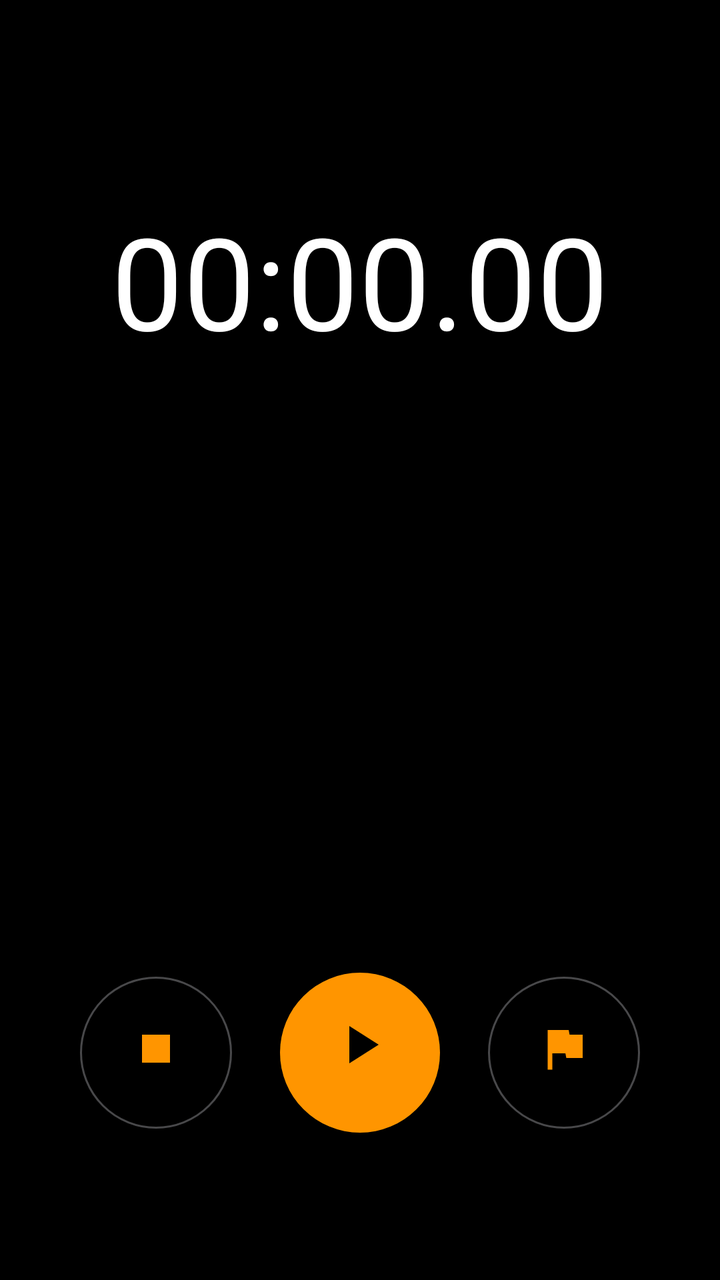
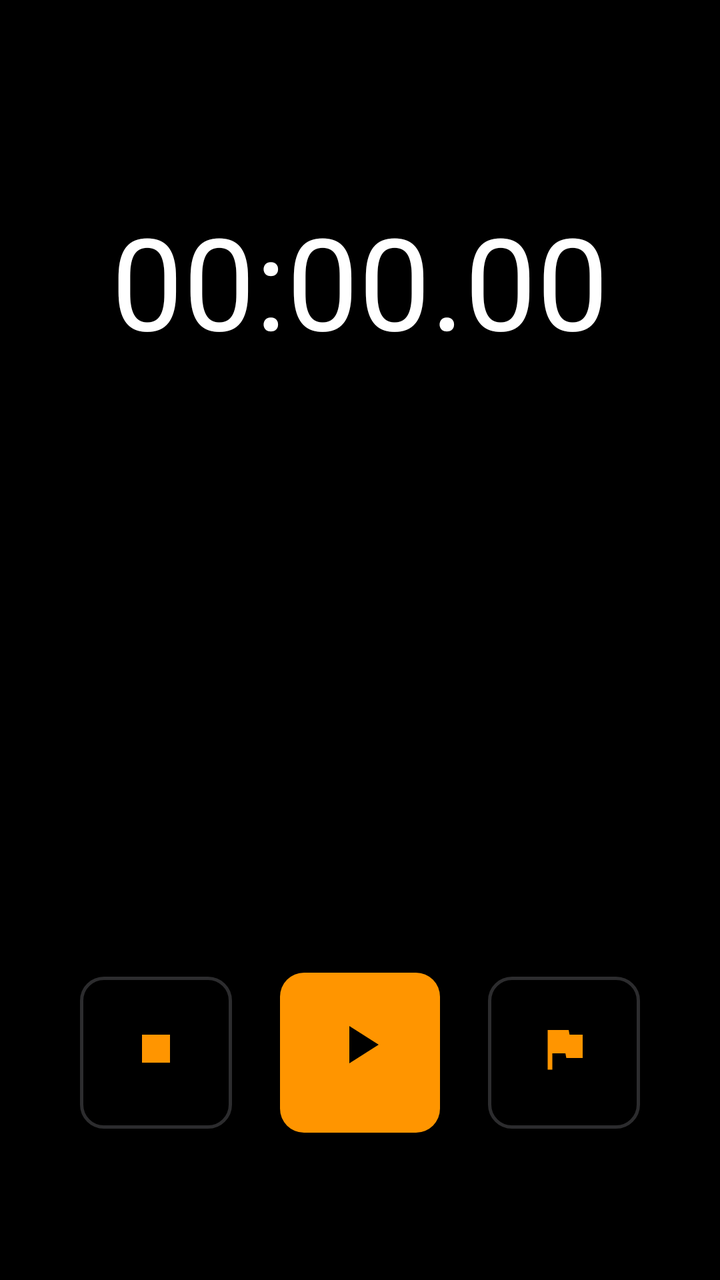

The first picture is an Android layout as it rendered before a commit; the second is the same layout after the commit. The layout source and the unified diff follow.
<!-- AndroidManifest.xml: application theme Theme.SleepAlarm -->
<!-- res/layout/fragment_stopwatch.xml -->
<?xml version="1.0" encoding="utf-8"?>
<LinearLayout xmlns:android="http://schemas.android.com/apk/res/android"
    xmlns:app="http://schemas.android.com/apk/res-auto"
    android:layout_width="match_parent"
    android:layout_height="match_parent"
    android:orientation="vertical"
    android:background="@color/background"
    android:gravity="center_horizontal"
    android:padding="24dp">

    <View android:layout_width="match_parent" android:layout_height="0dp" android:layout_weight="0.15" />

    
    <TextView
        android:id="@+id/tv_stopwatch_time"
        android:layout_width="wrap_content"
        android:layout_height="wrap_content"
        android:text="00:00.00"
        android:textSize="64sp"
        android:textColor="@color/text_primary"
        android:fontFamily="sans-serif-thin"
        android:textStyle="bold" />

    <View android:layout_width="match_parent" android:layout_height="0dp" android:layout_weight="0.15" />

    
    <ScrollView
        android:layout_width="match_parent"
        android:layout_height="0dp"
        android:layout_weight="0.4">

        <TextView
            android:id="@+id/tv_laps"
            android:layout_width="match_parent"
            android:layout_height="wrap_content"
            android:text=""
            android:textSize="16sp"
            android:textColor="@color/text_secondary"
            android:fontFamily="monospace"
            android:gravity="center" />
    </ScrollView>

    
    <LinearLayout
        android:layout_width="match_parent"
        android:layout_height="wrap_content"
        android:orientation="horizontal"
        android:gravity="center"
        android:layout_marginTop="32dp">

        <com.google.android.material.button.MaterialButton
            android:id="@+id/btn_stopwatch_reset"
            style="@style/Widget.Material3.Button.OutlinedButton"
            android:layout_width="76dp"
            android:layout_height="76dp"
            android:insetLeft="0dp"
            android:insetTop="0dp"
            android:insetRight="0dp"
            android:insetBottom="0dp"
            android:padding="0dp"
            app:icon="@drawable/ic_stop_square"
            app:iconSize="28dp"
            app:iconGravity="textTop"
            app:cornerRadius="38dp"
            app:strokeColor="@color/gray_light"
            android:layout_marginEnd="24dp" />

        <com.google.android.material.button.MaterialButton
            android:id="@+id/btn_stopwatch_start"
            android:layout_width="80dp"
            android:layout_height="80dp"
            android:insetLeft="0dp"
            android:insetTop="0dp"
            android:insetRight="0dp"
            android:insetBottom="0dp"
            android:padding="0dp"
            app:icon="@drawable/ic_play_triangle"
            app:iconSize="32dp"
            app:iconGravity="textTop"
            app:cornerRadius="40dp"
            app:backgroundTint="@color/primary"
            style="@style/Widget.Material3.Button"
            android:layout_marginEnd="24dp" />

        <com.google.android.material.button.MaterialButton
            android:id="@+id/btn_stopwatch_lap"
            style="@style/Widget.Material3.Button.OutlinedButton"
            android:layout_width="76dp"
            android:layout_height="76dp"
            android:insetLeft="0dp"
            android:insetTop="0dp"
            android:insetRight="0dp"
            android:insetBottom="0dp"
            android:padding="0dp"
            app:icon="@drawable/ic_lap_flag"
            app:iconSize="28dp"
            app:iconGravity="textTop"
            app:cornerRadius="38dp"
            app:strokeColor="@color/gray_light" />
    </LinearLayout>

    <View android:layout_width="match_parent" android:layout_height="0dp" android:layout_weight="0.1" />
</LinearLayout>
<!-- resources referenced by this layout -->
<resources>
  <color name="background">#000000</color>
  <color name="gray_light">#48484A</color>
  <color name="primary">#FF9500</color>
  <color name="text_primary">#FFFFFF</color>
  <color name="text_secondary">#8E8E93</color>
  <!-- drawable ic_lap_flag (drawable) -->
  <vector xmlns:android="http://schemas.android.com/apk/res/android"
      android:width="24dp"
      android:height="24dp"
      android:viewportWidth="24"
      android:viewportHeight="24">
      <path
          android:fillColor="#FFFFFF"
          android:pathData="M14.4,6L14,4H5v17h2v-7h5.6l0.4,2h7V6z" />
  </vector>
  <!-- drawable ic_play_triangle (drawable) -->
  <vector xmlns:android="http://schemas.android.com/apk/res/android"
      android:width="24dp"
      android:height="24dp"
      android:viewportWidth="24"
      android:viewportHeight="24">
      <path
          android:fillColor="#FFFFFF"
          android:pathData="M8,5v14l11,-7z" />
  </vector>
  <!-- drawable ic_stop_square (drawable) -->
  <vector xmlns:android="http://schemas.android.com/apk/res/android"
      android:width="24dp"
      android:height="24dp"
      android:viewportWidth="24"
      android:viewportHeight="24">
      <path
          android:fillColor="#FF3B30"
          android:pathData="M6,6h12v12H6z" />
  </vector>
  <style name="Theme.SleepAlarm" parent="Theme.Material3.Dark.NoActionBar">
          <item name="colorPrimary">@color/primary</item>
          <item name="colorOnPrimary">@color/on_primary</item>
          <item name="colorPrimaryContainer">@color/surface_light</item>
          <item name="colorOnPrimaryContainer">@color/primary</item>
          <item name="colorSecondary">@color/secondary</item>
          <item name="android:colorBackground">@color/background</item>
          <item name="colorOnBackground">@color/on_background</item>
          <item name="colorSurface">@color/surface</item>
          <item name="colorOnSurface">@color/on_surface</item>
          <item name="android:statusBarColor">@color/background</item>
          <item name="android:navigationBarColor">@color/background</item>
          <item name="android:windowLightStatusBar">false</item>
      </style>
  <color name="on_primary">#000000</color>
  <color name="surface_light">#2C2C2E</color>
  <color name="secondary">#FF9500</color>
  <color name="on_background">#FFFFFF</color>
  <color name="surface">#1C1C1E</color>
  <color name="on_surface">#FFFFFF</color>
</resources>

<!-- the commit's change to res/layout/fragment_stopwatch.xml (unified diff, before → after) -->
@@ -4,7 +4,7 @@
     android:layout_width="match_parent"
     android:layout_height="match_parent"
     android:orientation="vertical"
-    android:background="@color/background"
+    android:background="?attr/appBackground"
     android:gravity="center_horizontal"
     android:padding="24dp">
 
@@ -17,7 +17,7 @@
         android:layout_height="wrap_content"
         android:text="00:00.00"
         android:textSize="64sp"
-        android:textColor="@color/text_primary"
+        android:textColor="?attr/appTextPrimary"
         android:fontFamily="sans-serif-thin"
         android:textStyle="bold" />
 
@@ -35,7 +35,7 @@
             android:layout_height="wrap_content"
             android:text=""
             android:textSize="16sp"
-            android:textColor="@color/text_secondary"
+            android:textColor="?attr/appTextSecondary"
             android:fontFamily="monospace"
             android:gravity="center" />
     </ScrollView>
@@ -61,8 +61,9 @@
             app:icon="@drawable/ic_stop_square"
             app:iconSize="28dp"
             app:iconGravity="textTop"
-            app:cornerRadius="38dp"
-            app:strokeColor="@color/gray_light"
+            app:cornerRadius="12dp"
+            app:strokeColor="?attr/appDivider"
+            app:strokeWidth="1.5dp"
             android:layout_marginEnd="24dp" />
 
         <com.google.android.material.button.MaterialButton
@@ -77,8 +78,8 @@
             app:icon="@drawable/ic_play_triangle"
             app:iconSize="32dp"
             app:iconGravity="textTop"
-            app:cornerRadius="40dp"
-            app:backgroundTint="@color/primary"
+            app:cornerRadius="12dp"
+            app:backgroundTint="?attr/appAccent"
             style="@style/Widget.Material3.Button"
             android:layout_marginEnd="24dp" />
 
@@ -95,8 +96,9 @@
             app:icon="@drawable/ic_lap_flag"
             app:iconSize="28dp"
             app:iconGravity="textTop"
-            app:cornerRadius="38dp"
-            app:strokeColor="@color/gray_light" />
+            app:cornerRadius="12dp"
+            app:strokeColor="?attr/appDivider"
+            app:strokeWidth="1.5dp" />
     </LinearLayout>
 
     <View android:layout_width="match_parent" android:layout_height="0dp" android:layout_weight="0.1" />
<!-- resource entries referenced after the edit -->
@@ -1,10 +1,11 @@
 <!-- resources referenced by this layout -->
 <resources>
   <color name="background">#000000</color>
-  <color name="gray_light">#48484A</color>
   <color name="primary">#FF9500</color>
   <color name="text_primary">#FFFFFF</color>
   <color name="text_secondary">#8E8E93</color>
+  <color name="divider">#2C2C2E</color>
+  <color name="card_bg">#1C1C1E</color>
   <!-- drawable ic_lap_flag (drawable) -->
   <vector xmlns:android="http://schemas.android.com/apk/res/android"
       android:width="24dp"
@@ -48,6 +49,16 @@
           <item name="android:statusBarColor">@color/background</item>
           <item name="android:navigationBarColor">@color/background</item>
           <item name="android:windowLightStatusBar">false</item>
+  
+          
+          <item name="appBackground">@color/background</item>
+          <item name="appSurface">@color/surface</item>
+          <item name="appSurfaceLight">@color/surface_light</item>
+          <item name="appAccent">@color/primary</item>
+          <item name="appTextPrimary">@color/text_primary</item>
+          <item name="appTextSecondary">@color/text_secondary</item>
+          <item name="appDivider">@color/divider</item>
+          <item name="appCardBg">@color/card_bg</item>
       </style>
   <color name="on_primary">#000000</color>
   <color name="surface_light">#2C2C2E</color>
